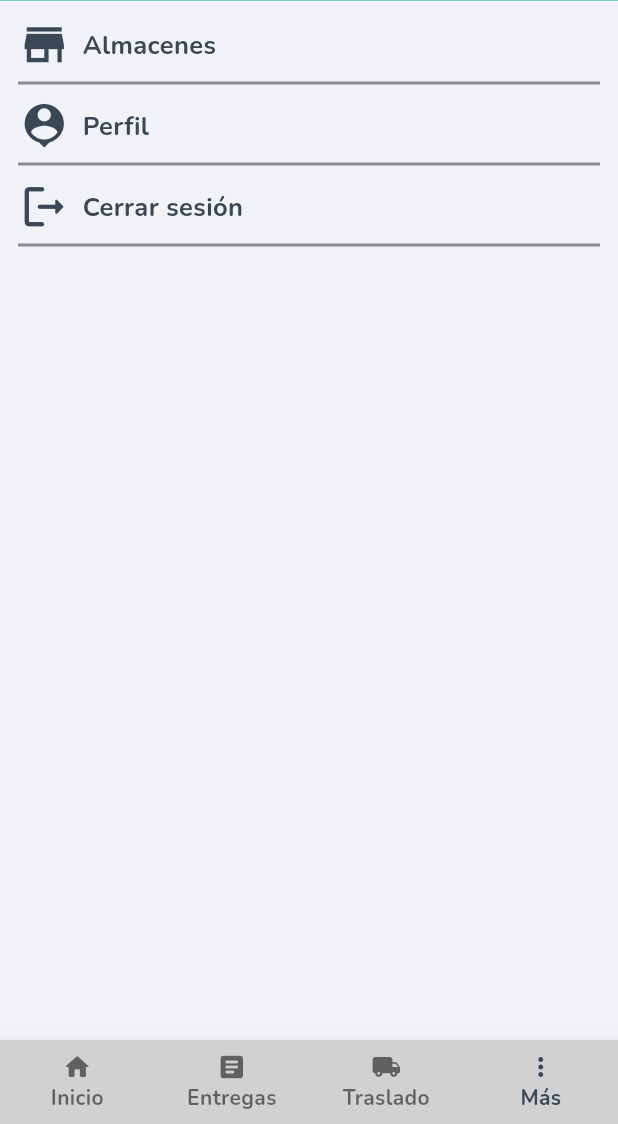
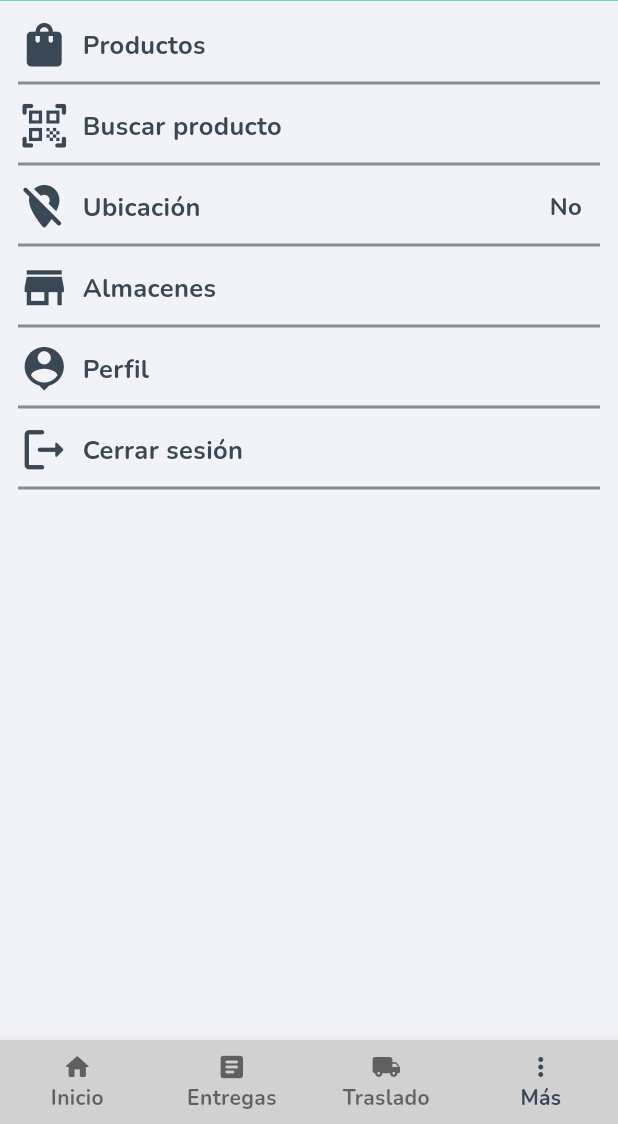
Before and after one commit to emachipana/inv-araujo-mobile, a Flutter app: the OptionsScreen screen opened by its route, on a phone screen of 412 x 824 dp, the part 112-1236 px from its top. Run offline on Flutter 3.47's test engine with Material 3 defaults, Android fonts, the phone set to English and light mode, and no system bars; our stand-ins replace another_flushbar, dio, go_router, shared_preferences; accounts and stored records are empty; network calls fail.

Commit message:
ADD: items to options screen

```diff
--- a/lib/screens/options.dart
+++ b/lib/screens/options.dart
@@ -22,6 +22,25 @@ class OptionsScreenState extends State<OptionsScreen> {
         child: Column(
           crossAxisAlignment: CrossAxisAlignment.start,
           children: [
+            Option(
+              name: "Productos",
+              icon: Icons.shopping_bag_rounded,
+              onClick: () => context.go("/products"),
+            ),
+            SizedBox(height: 10),
+            Option(
+              name: "Buscar producto",
+              icon: Icons.qr_code_scanner_rounded,
+              onClick: () => {},
+            ),
+            SizedBox(height: 10),
+            Option(
+              name: "Ubicación",
+              icon: Icons.location_off_rounded,
+              onClick: () => {},
+              text: "No",
+            ),
+            SizedBox(height: 10),
             Option(
               name: "Almacenes",
               icon: Icons.store,
```
